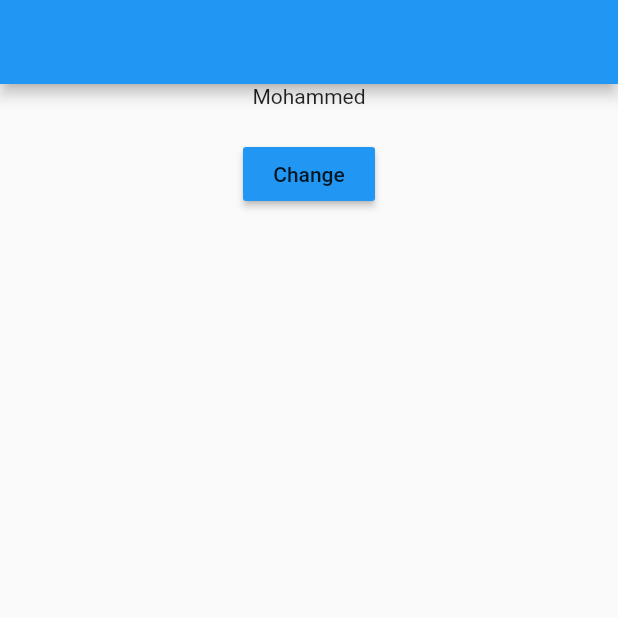
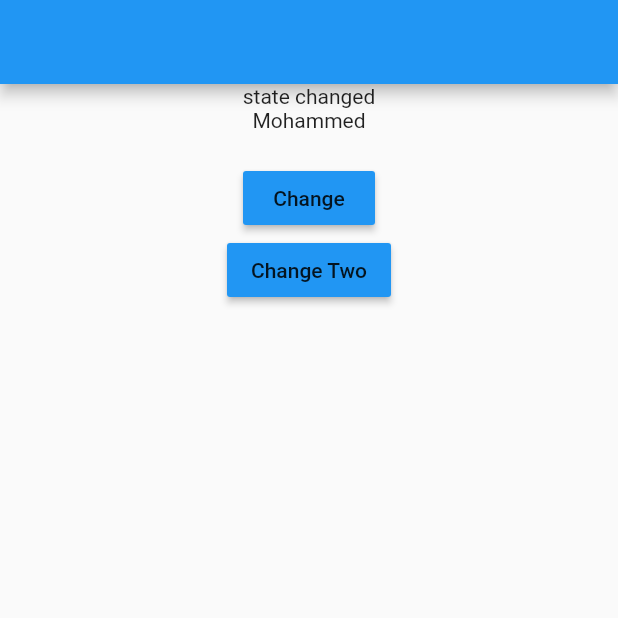
Before and after one commit to MohammedMshal/provider_statemangement_test, a Flutter app: the screen it shows after launch, after a tap on "Change", on a phone screen of 412 x 824 dp, the top half of it. Run offline on Flutter 3.47's test engine with Material 2 defaults, Android fonts, the phone set to English and light mode, and no system bars.

Commit message:
selector provider

```diff
--- a/lib/main.dart
+++ b/lib/main.dart
@@ -20,7 +20,7 @@ class MyApp extends StatelessWidget {
         theme: ThemeData(
           primarySwatch: Colors.blue,
         ),
-        home:  HomePage(),
+        home:  const HomePage(),
       ),
     );
   }
--- a/lib/my_app.dart
+++ b/lib/my_app.dart
@@ -13,24 +13,43 @@ class HomePage extends StatelessWidget {
           body: Center(
             child: SizedBox(
                 height: MediaQuery.of(context).size.height,
-              child: Consumer<Model>(
+                child: Column(
+                  children: [
+                    Selector<Model, String>(
+                      selector: (context, provider) => provider.name,
+                      builder: (context, value, child) {
+                        return Text(value);
+                      },
+                    ),
+                    Selector<Model, String>(
+                      selector: (context, provider) => provider.name2,
+                      builder: (context, value, child) {
+                        return Text(value);
+                      },
+                    ),
+                    const SizedBox(height: 20),
+                    Consumer<Model>(
                       builder: (context, provider, child) {
-                  return Column(
-                    children: [
-                      Text(provider.name),
-                      const SizedBox(height: 20),
-                      MaterialButton(
+                        return MaterialButton(
                             color: Colors.blue,
                             child: const Text('Change'),
                             onPressed: () {
                               provider.changeName();
-                            print(provider.name);
-                          })
-                    ],
-                  );
+                            });
                       },
                     ),
+                    Consumer<Model>(
+                      builder: (context, provider, child) {
+                        return MaterialButton(
+                            color: Colors.blue,
+                            child: const Text('Change Two'),
+                            onPressed: () {
+                              provider.changeNameTow();
+                            });
+                      },
                     ),
+                  ],
+                )),
           )),
     );
   }
@@ -38,9 +57,21 @@ class HomePage extends StatelessWidget {
 
 class Model with ChangeNotifier {
   String name = 'Ahmed';
+  String name2 = 'Mohammed';
+
+  get nameONe => name;
+
+  get nameTwo => name2;
 
   void changeName() {
-    name = 'Mohammed';
+    name = 'state changed';
+    print('build Name one');
+    notifyListeners();
+  }
+
+  void changeNameTow() {
+    name2 = 'state changed two';
+    print('build Name tow');
     notifyListeners();
   }
 }
```
Lines whose indentation alone changed are shown as unchanged.
